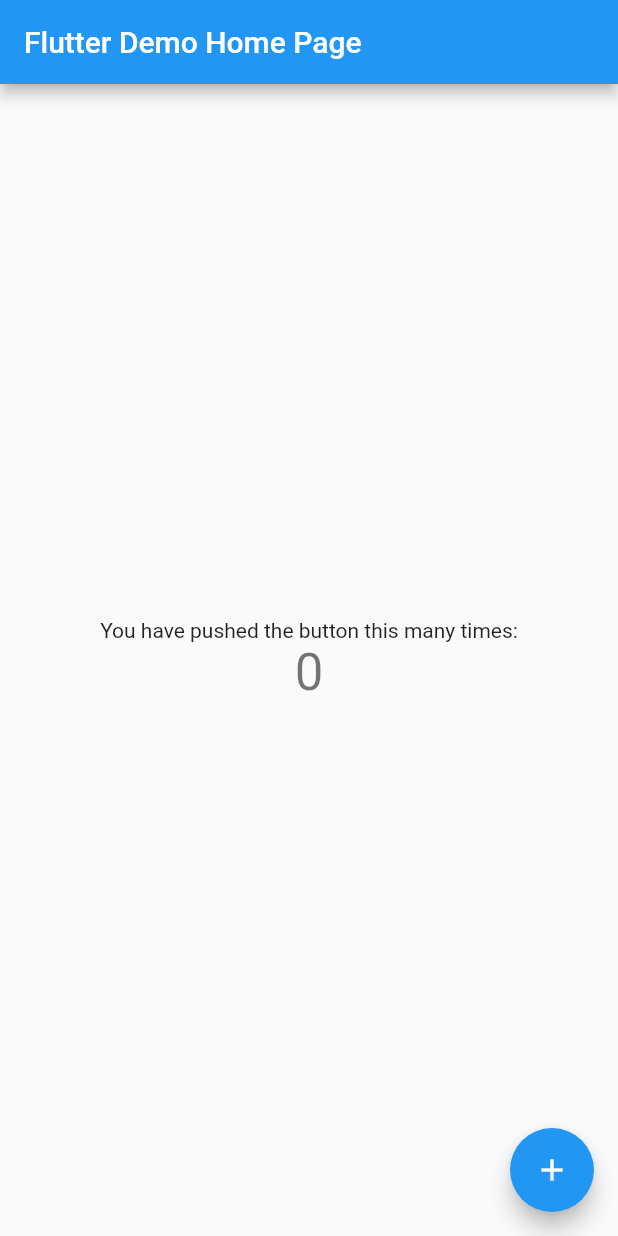
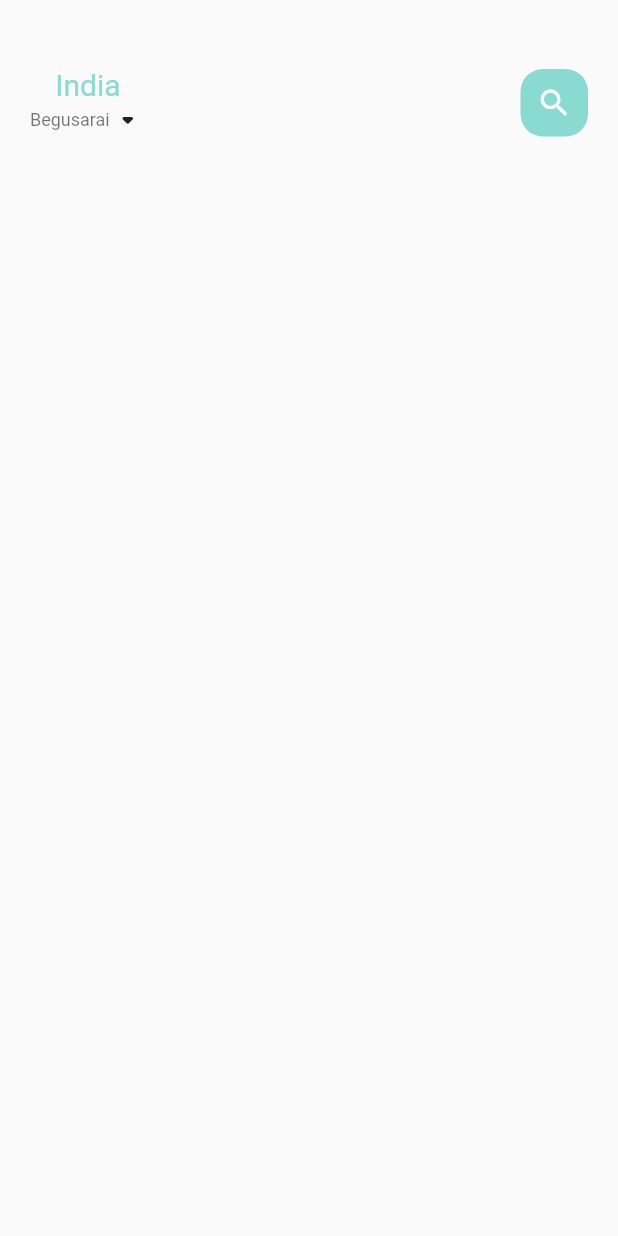
Before and after one commit to nothing-available/E-commerce-App, a Flutter app: the screen it shows after launch, on a phone screen of 412 x 824 dp. Run offline on Flutter 3.47's test engine with Material 2 defaults, Android fonts, the light colour scheme and no system bars.

Commit message:
first commit

```diff
--- /dev/null
+++ b/lib/Home/main_food_page.dart
@@ -0,0 +1,62 @@
+import 'package:e_commerce_app/colors.dart';
+import 'package:e_commerce_app/widgets/big_text.dart';
+import 'package:e_commerce_app/widgets/small_text.dart';
+import 'package:flutter/cupertino.dart';
+import 'package:flutter/material.dart';
+import 'package:flutter/src/widgets/container.dart';
+import 'package:flutter/src/widgets/framework.dart';
+
+class MainFoodPage extends StatefulWidget {
+  const MainFoodPage({super.key});
+
+  @override
+  State<MainFoodPage> createState() => _MainFoodPageState();
+}
+
+class _MainFoodPageState extends State<MainFoodPage> {
+  @override
+  Widget build(BuildContext context) {
+    return Scaffold(
+      body: Column(
+        children: [
+          Container(
+            child: Container(
+              margin: EdgeInsets.only(
+                top: 45,
+                bottom: 15,
+              ),
+              padding: const EdgeInsets.only(left: 20,right: 20),
+              child: Row(
+                mainAxisAlignment: MainAxisAlignment.spaceBetween,
+                children: [
+                  Column(
+                    children: [
+                      BigText(text: "India",color: AppColors.mainColor),
+                      Row(
+                        children: [
+                          SmallText(text: "Begusarai", color: Colors.black54,),
+                          Icon(Icons.arrow_drop_down_rounded)
+                        ],
+                      ),
+                    ],
+                  ),
+                  Center(
+                    child: Container(
+                      width: 45,
+                      height: 45,
+                      child: Icon(Icons.search, color: Colors.white,),
+                      decoration: BoxDecoration(
+                        borderRadius: BorderRadius.circular(15),
+                        color: AppColors.mainColor,
+                      ),
+                    ),
+                  )
+                ],
+                ),
+            ),
+          ),
+        ],
+      ),
+    );
+  }
+}
--- /dev/null
+++ b/lib/colors.dart
@@ -0,0 +1,20 @@
+import 'dart:ui';
+
+class AppColors {
+  static final Color textColor = const Color(0xFFccc7c5);
+  static final Color mainColor = const Color(0xFF89dad0);
+
+  static final Color iconColor1 = const Color(0xFFffd28d);
+  static final Color iconColor2 = const Color(0xFFfcab88);
+  static final Color paraColor = const Color(0xFF8f837f);
+  static final Color buttonBackgroundColor = const Color(0xFFf7f6f4);
+  static final Color signColor = const Color(0xFFa9a29f);
+  static final Color tittleColor = const Color(0xFF5c524f);
+  static final Color mainBlackColor = const Color(0xFF332d2b);
+  static final Color yellowColor = const Color(0xFFffd379);
+
+
+
+
+
+}
--- a/lib/main.dart
+++ b/lib/main.dart
@@ -1,3 +1,4 @@
+import 'package:e_commerce_app/Home/main_food_page.dart';
 import 'package:flutter/material.dart';
 
 void main() {
@@ -13,103 +14,9 @@
     return MaterialApp(
       title: 'Flutter Demo',
       theme: ThemeData(
-        // This is the theme of your application.
-        //
-        // Try running your application with "flutter run". You'll see the
-        // application has a blue toolbar. Then, without quitting the app, try
-        // changing the primarySwatch below to Colors.green and then invoke
-        // "hot reload" (press "r" in the console where you ran "flutter run",
-        // or simply save your changes to "hot reload" in a Flutter IDE).
-        // Notice that the counter didn't reset back to zero; the application
-        // is not restarted.
         primarySwatch: Colors.blue,
       ),
-      home: const MyHomePage(title: 'Flutter Demo Home Page'),
+      home: MainFoodPage(),
     );
   }
 }
-
-class MyHomePage extends StatefulWidget {
-  const MyHomePage({super.key, required this.title});
-
-  // This widget is the home page of your application. It is stateful, meaning
-  // that it has a State object (defined below) that contains fields that affect
-  // how it looks.
-
-  // This class is the configuration for the state. It holds the values (in this
-  // case the title) provided by the parent (in this case the App widget) and
-  // used by the build method of the State. Fields in a Widget subclass are
-  // always marked "final".
-
-  final String title;
-
-  @override
-  State<MyHomePage> createState() => _MyHomePageState();
-}
-
-class _MyHomePageState extends State<MyHomePage> {
-  int _counter = 0;
-
-  void _incrementCounter() {
-    setState(() {
-      // This call to setState tells the Flutter framework that something has
-      // changed in this State, which causes it to rerun the build method below
-      // so that the display can reflect the updated values. If we changed
-      // _counter without calling setState(), then the build method would not be
-      // called again, and so nothing would appear to happen.
-      _counter++;
-    });
-  }
-
-  @override
-  Widget build(BuildContext context) {
-    // This method is rerun every time setState is called, for instance as done
-    // by the _incrementCounter method above.
-    //
-    // The Flutter framework has been optimized to make rerunning build methods
-    // fast, so that you can just rebuild anything that needs updating rather
-    // than having to individually change instances of widgets.
-    return Scaffold(
-      appBar: AppBar(
-        // Here we take the value from the MyHomePage object that was created by
-        // the App.build method, and use it to set our appbar title.
-        title: Text(widget.title),
-      ),
-      body: Center(
-        // Center is a layout widget. It takes a single child and positions it
-        // in the middle of the parent.
-        child: Column(
-          // Column is also a layout widget. It takes a list of children and
-          // arranges them vertically. By default, it sizes itself to fit its
-          // children horizontally, and tries to be as tall as its parent.
-          //
-          // Invoke "debug painting" (press "p" in the console, choose the
-          // "Toggle Debug Paint" action from the Flutter Inspector in Android
-          // Studio, or the "Toggle Debug Paint" command in Visual Studio Code)
-          // to see the wireframe for each widget.
-          //
-          // Column has various properties to control how it sizes itself and
-          // how it positions its children. Here we use mainAxisAlignment to
-          // center the children vertically; the main axis here is the vertical
-          // axis because Columns are vertical (the cross axis would be
-          // horizontal).
-          mainAxisAlignment: MainAxisAlignment.center,
-          children: <Widget>[
-            const Text(
-              'You have pushed the button this many times:',
-            ),
-            Text(
-              '$_counter',
-              style: Theme.of(context).textTheme.headline4,
-            ),
-          ],
-        ),
-      ),
-      floatingActionButton: FloatingActionButton(
-        onPressed: _incrementCounter,
-        tooltip: 'Increment',
-        child: const Icon(Icons.add),
-      ), // This trailing comma makes auto-formatting nicer for build methods.
-    );
-  }
-}
--- /dev/null
+++ b/lib/widgets/big_text.dart
@@ -0,0 +1,31 @@
+import 'package:flutter/cupertino.dart';
+import 'package:flutter/src/widgets/container.dart';
+import 'package:flutter/src/widgets/framework.dart';
+
+class BigText extends StatelessWidget {
+  Color? color;
+  final String text;
+  double size;
+  TextOverflow overflow;//for .... at the end of the text
+
+  BigText({Key? key,  this.color = const Color(0xFF332d2b),
+   required this.text,
+   this.size=20,//default size
+   this.overflow=TextOverflow.ellipsis
+  }) : super(key: key);
+
+  @override
+  Widget build(BuildContext context) {
+    return Text(
+      text,
+      maxLines: 1,
+      overflow: overflow,
+      style: TextStyle(
+        fontFamily: 'Roboto',
+        color: color,
+        fontSize: size,
+        fontWeight: FontWeight.w400
+      ),
+    );
+  }
+}
--- /dev/null
+++ b/lib/widgets/small_text.dart
@@ -0,0 +1,31 @@
+import 'package:flutter/cupertino.dart';
+import 'package:flutter/src/widgets/container.dart';
+import 'package:flutter/src/widgets/framework.dart';
+
+class SmallText extends StatelessWidget {
+  Color? color;
+  final String text;
+  double size;
+  double height;
+
+  SmallText({
+    Key? key,
+    this.color = const Color(0xFFccc7c5),
+    required this.text,
+    this.size = 12,
+    this.height=1.2 //default size
+  }) : super(key: key);
+
+  @override
+  Widget build(BuildContext context) {
+    return Text(
+      text,
+      style: TextStyle(
+        fontFamily: 'Roboto',
+        color: color,
+        fontSize: size,
+        height: height,
+      ),
+    );
+  }
+}
```
Also changed, not shown: pubspec.yaml (+15 -3 lines), assets/fonts/Roboto-Black.ttf (added), assets/fonts/Roboto-Bold.ttf (added), assets/fonts/Roboto-Medium.ttf (added), assets/fonts/Roboto-Regular.ttf (added).
